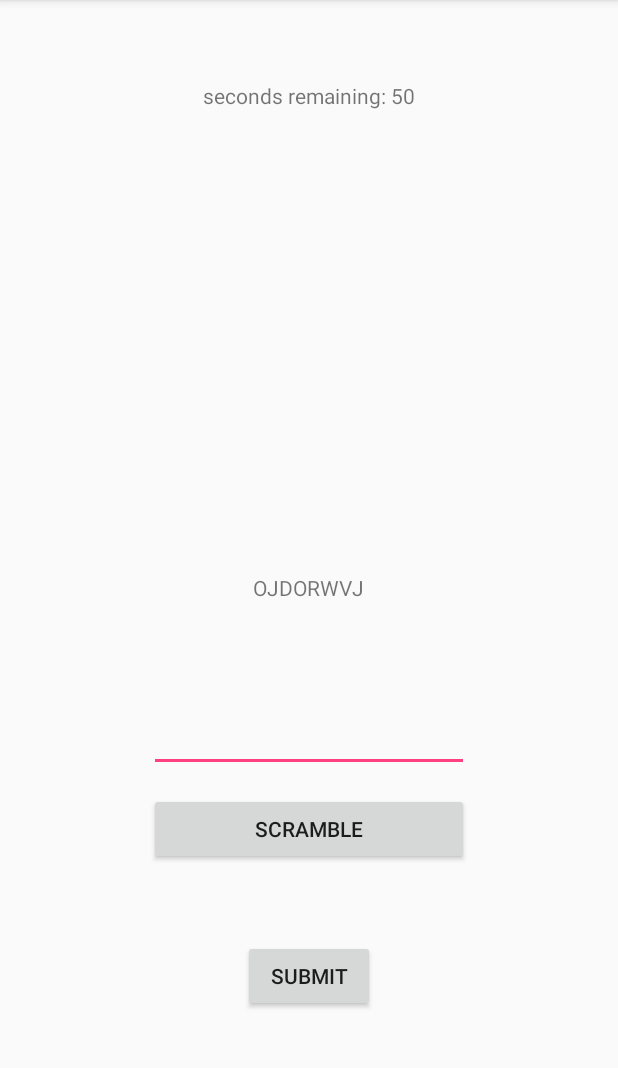
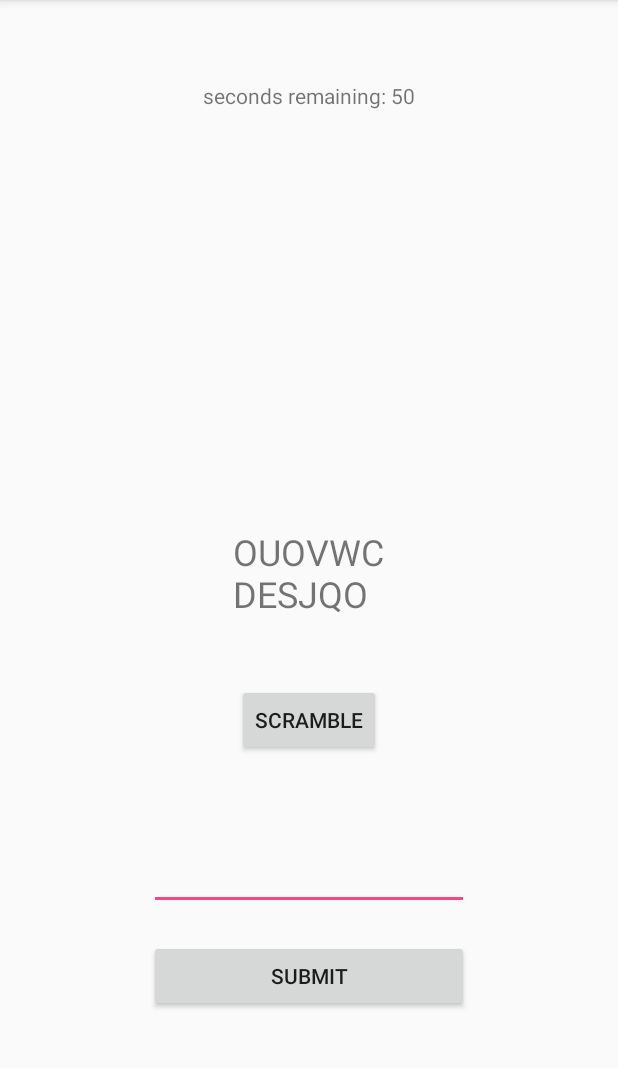
Before and after one commit to mreichman/boggle-solitaire, an Android app: the screen it shows after launch (MainActivity), after a tap on "SUBMIT", on a phone screen of 412 x 824 dp, the part 84-1152 px from its top. Run offline under Robolectric (Android 15) with nearby library versions, the phone set to English and light mode, and no system bars; our stand-ins replace ButterKnife.

Commit message:
Adjust UI, and choose 12 random letters instead of 8.

```diff
--- a/app/src/main/java/com/maxreichman/bogglesolitaire/MainActivity.java
+++ b/app/src/main/java/com/maxreichman/bogglesolitaire/MainActivity.java
@@ -51,11 +51,11 @@ public class MainActivity extends AppCompatActivity {
         setContentView(R.layout.activity_main);
         ButterKnife.bind(this);
         final ArrayList<String> randomLetterArray = new ArrayList<String>();
-        for(int i = 0; i < 2; i++) {
+        for(int i = 0; i < 5; i++) {
             int randomNumber = (int )(Math.random() * 5);
             randomLetterArray.add(vowels[randomNumber]);
         }
-        for(int i = 0; i < 6; i++) {
+        for(int i = 0; i < 7; i++) {
             int randomNumber = (int )(Math.random() * 19);
             randomLetterArray.add(consonants[randomNumber]);
         }
@@ -64,6 +64,7 @@ public class MainActivity extends AppCompatActivity {
         for(String s : randomLetterArray) {
             builder.append(s);
         }
+        builder.insert(6, "\n");
         String randomLetterString = builder.toString();
         mRandomLetters.setText(randomLetterString);
         mSubmit.setOnClickListener(new View.OnClickListener() {
@@ -71,7 +72,7 @@ public class MainActivity extends AppCompatActivity {
             public void onClick(View v) {
                 Context context = getApplicationContext();
                 final ArrayList<String> randomLetterArray2 = new ArrayList<>();
-                for(int i = 0; i < 8; i++) {
+                for(int i = 0; i < 12; i++) {
                     randomLetterArray2.add(randomLetterArray.get(i));
                 }
                 int duration = Toast.LENGTH_SHORT;
@@ -103,7 +104,7 @@ public class MainActivity extends AppCompatActivity {
                     Toast sorry = Toast.makeText(context, text, duration);
                     sorry.show();
                 }
-                for(int i = 0; i < 8; i++) {
+                for(int i = 0; i < 12; i++) {
                     randomLetterArray2.add(randomLetterArray.get(i));
                 }
             }
@@ -117,6 +118,7 @@ public class MainActivity extends AppCompatActivity {
                 for(String s : randomLetterArray) {
                     builder2.append(s);
                 }
+                builder2.insert(6, "\n");
                 String randomLetterString = builder2.toString();
                 mRandomLetters.setText(randomLetterString);
             }
--- a/app/src/main/res/layout/activity_main.xml
+++ b/app/src/main/res/layout/activity_main.xml
@@ -11,10 +11,11 @@
         android:id="@+id/randomLettersTextView"
         android:layout_width="wrap_content"
         android:layout_height="wrap_content"
-        android:text="ZZZZZZZZ"
-        android:layout_above="@+id/editText"
+        android:layout_above="@+id/scramble"
         android:layout_centerHorizontal="true"
-        android:layout_marginBottom="68dp" />
+        android:layout_marginBottom="44dp"
+        android:text="ZZZZZZ\nZZZZZZ"
+        android:textSize="24sp" />
 
     <EditText
         android:id="@+id/editText"
@@ -22,9 +23,9 @@
         android:layout_height="wrap_content"
         android:ems="10"
         android:inputType="text"
+        android:layout_marginBottom="20dp"
         android:layout_above="@+id/button"
-        android:layout_centerHorizontal="true"
-        android:layout_marginBottom="112dp" />
+        android:layout_centerHorizontal="true" />
 
     <Button
         android:id="@+id/button"
@@ -32,8 +33,11 @@
         android:layout_height="wrap_content"
         android:text="Submit"
         android:layout_alignParentBottom="true"
-        android:layout_centerHorizontal="true"
-        android:layout_marginBottom="93dp" />
+        android:layout_marginBottom="93dp"
+        android:layout_alignRight="@+id/editText"
+        android:layout_alignEnd="@+id/editText"
+        android:layout_alignLeft="@+id/editText"
+        android:layout_alignStart="@+id/editText" />
 
     <TextView
         android:id="@+id/timer"
@@ -48,12 +52,9 @@
         android:id="@+id/scramble"
         android:layout_width="wrap_content"
         android:layout_height="wrap_content"
-        android:layout_above="@+id/button"
-        android:layout_alignEnd="@+id/editText"
-        android:layout_alignLeft="@+id/editText"
-        android:layout_alignRight="@+id/editText"
-        android:layout_alignStart="@+id/editText"
-        android:layout_marginBottom="50dp"
-        android:text="Scramble" />
+        android:layout_marginBottom="57dp"
+        android:text="Scramble"
+        android:layout_above="@+id/editText"
+        android:layout_centerHorizontal="true" />
 
 </RelativeLayout>
--- a/app/src/main/res/layout/activity_results.xml
+++ b/app/src/main/res/layout/activity_results.xml
@@ -9,4 +9,14 @@
         android:layout_centerHorizontal="true"
         android:layout_centerVertical="true"
         android:text="Results" />
+
+    <TextView
+        android:id="@+id/textView"
+        android:layout_width="wrap_content"
+        android:layout_height="wrap_content"
+        android:layout_alignParentTop="true"
+        android:layout_centerHorizontal="true"
+        android:layout_marginTop="76dp"
+        android:text="Results"
+        android:textSize="16sp" />
 </RelativeLayout>
```
